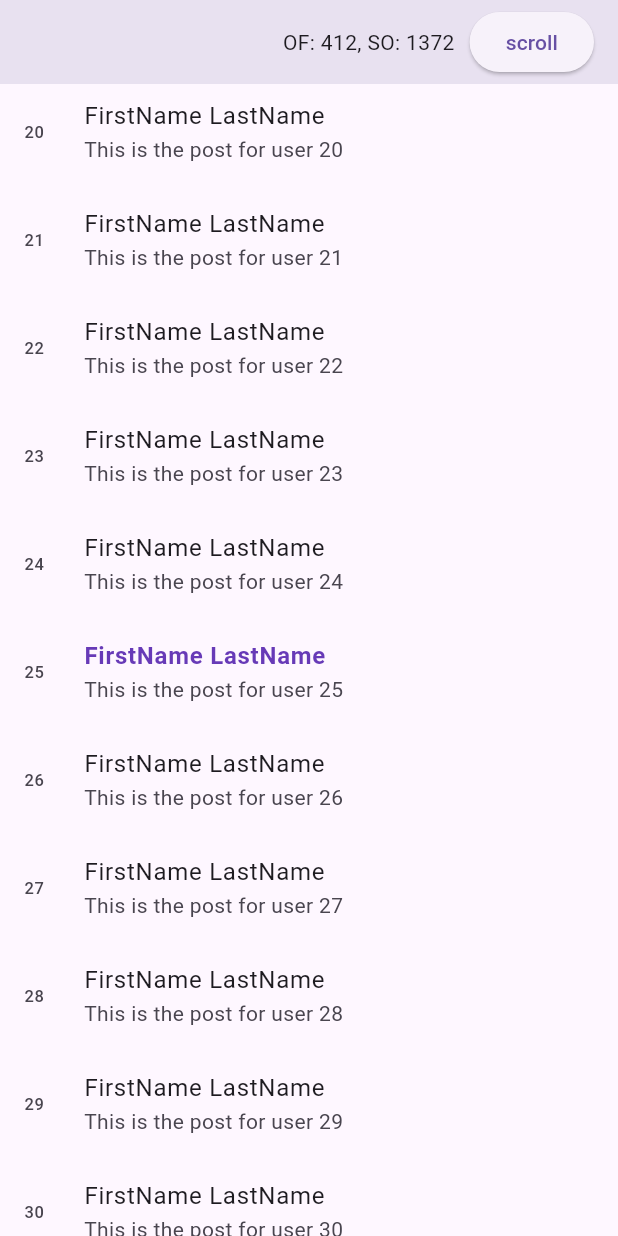
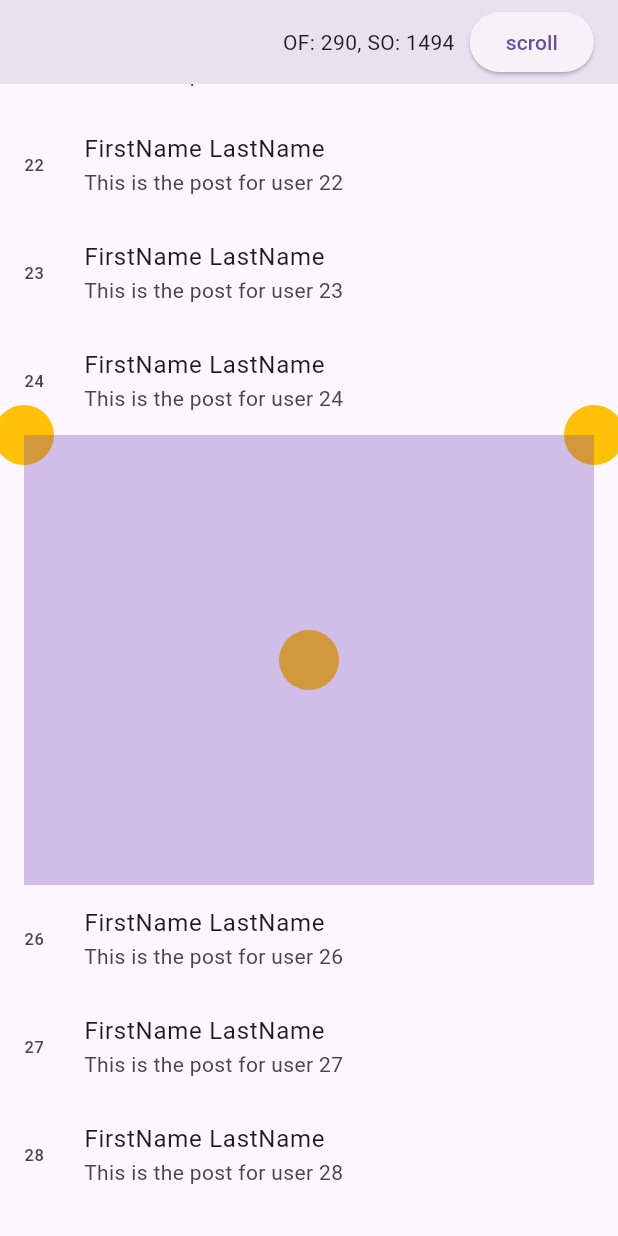
Before and after one commit to Gospel011/targetted_scroll, a Flutter app: the screen it shows after launch, scrolled down 576 dp, after a tap on "scroll", on a phone screen of 412 x 824 dp. Run offline on Flutter 3.47's test engine with Material 3 defaults, Android fonts, the phone set to English and light mode, and no system bars.

Commit message:
finished targetted scroll implementation

```diff
--- a/lib/main.dart
+++ b/lib/main.dart
@@ -9,6 +9,13 @@ extension on GlobalKey {
 
     Offset screenOffset = renderBox.localToGlobal(Offset.zero);
     return screenOffset;
+  }
+
+  Size? get widgetSize {
+    if (currentWidget == null) return null;
+    final renderBox = currentContext!.findRenderObject() as RenderBox;
+
+    return renderBox.size;
   }
 }
 
@@ -53,6 +60,7 @@ class MyApp extends StatefulWidget {
 class _MyAppState extends State<MyApp> {
   Size get screenSize => MediaQuery.sizeOf(context);
   GlobalKey targetKey = GlobalKey();
+  GlobalKey appBarKey = GlobalKey();
   String position = '';
   final ScrollController scrollController = ScrollController();
 
@@ -78,6 +86,7 @@ class _MyAppState extends State<MyApp> {
       debugShowCheckedModeBanner: false,
       home: Scaffold(
         appBar: AppBar(
+          key: appBarKey,
           actions: [
             Text(
                 "OF: ${targetKey.widgetScreenOffset?.dy.round()}, SO: ${scrollController.hasClients ? scrollController.offset.round() : null}"),
@@ -86,9 +95,14 @@ class _MyAppState extends State<MyApp> {
             ),
             ElevatedButton(
                 onPressed: () {
+                  final renderBox =
+                      targetKey.currentContext!.findRenderObject() as RenderBox;
                   scrollController.scrollWidgetIntoView(
                     targetKey,
-                    viewportHeight: MediaQuery.sizeOf(context).height * 1 / 2,
+                    viewportHeight:
+                        ((MediaQuery.sizeOf(context).height +
+                            appBarKey.widgetSize!.height) * 1 / 2) -
+                            (renderBox.size.height / 2),
                   );
                 },
                 child: const Text('scroll')),
@@ -97,15 +111,63 @@ class _MyAppState extends State<MyApp> {
             )
           ],
         ),
-        body: SingleChildScrollView(
+        body: Builder(builder: (context) {
+          final renderBox =
+              targetKey.currentContext?.findRenderObject() as RenderBox?;
+
+          final screenOffset = renderBox?.localToGlobal(Offset.zero);
+          final dx = (screenOffset?.dx ?? 0) - 20;
+          final dy =
+              (screenOffset?.dy ?? 0) - (appBarKey.widgetSize?.height ?? 0) - 20;
+
+          return Stack(
+            children: [
+              const Center(
+                child: CircleAvatar(
+                  radius: 20,
+                  backgroundColor: Colors.amber,
+                ),
+              ),
+              if (screenOffset != null)
+                Positioned(
+                  left: dx,
+                  top: dy,
+                  child: const Center(
+                    child: CircleAvatar(
+                      radius: 20,
+                      backgroundColor: Colors.amber,
+                    ),
+                  ),
+                ),
+              if (screenOffset != null)
+                Positioned(
+                  left: dx! + targetKey.widgetSize!.width,
+                  top: dy,
+                  child: const Center(
+                    child: CircleAvatar(
+                      radius: 20,
+                      backgroundColor: Colors.amber,
+                    ),
+                  ),
+                ),
+              SingleChildScrollView(
                 controller: scrollController,
                 child: Column(
                   children: [
                     ...List<Widget>.generate(posts.length, (index) {
                       final post = posts.elementAt(index);
 
-                return ListTile(
-                  key: index == 24 ? targetKey : null,
+                      return index == 24
+                          ? Container(
+                              key: targetKey,
+                              width: MediaQuery.sizeOf(context).width - 32,
+                              height: 300,
+                              decoration: BoxDecoration(
+                                color: Colors.deepPurple.withOpacity(0.3),
+                                // borderRadius: BorderRadius.circular(16),
+                              ),
+                            )
+                          : ListTile(
                               leading: Text('${post.index}'),
                               title: Text(
                                 post.name,
@@ -121,6 +183,9 @@ class _MyAppState extends State<MyApp> {
                   ],
                 ),
               ),
+            ],
+          );
+        }),
       ),
     );
   }
```
Lines whose indentation alone changed are shown as unchanged.
